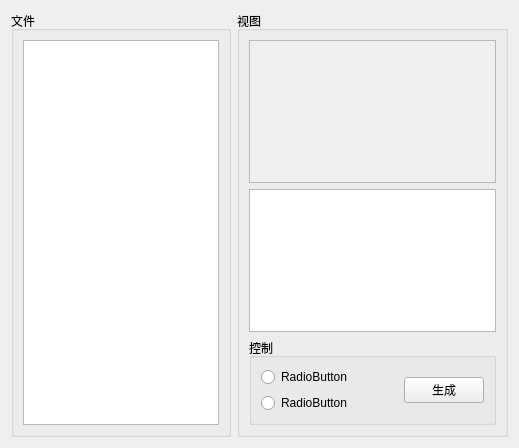
The window that Modules/ImageExInfos/simageexinfos.ui (cnscj/WorkHelper) describes before a commit, drawn with Qt 5.
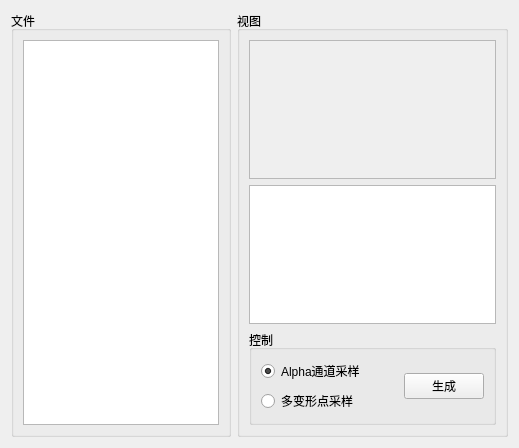
The same window after the commit. Custom widgets are drawn as their Qt base class.

```diff
--- a/Modules/ImageExInfos/simageexinfos.ui
+++ b/Modules/ImageExInfos/simageexinfos.ui
@@ -51,13 +51,6 @@
          <string>控制</string>
         </property>
         <layout class="QGridLayout" name="gridLayout_6">
-         <item row="0" column="0">
-          <widget class="QRadioButton" name="radioButton_4">
-           <property name="text">
-            <string>RadioButton</string>
-           </property>
-          </widget>
-         </item>
          <item row="0" column="2" rowspan="2">
           <widget class="QPushButton" name="produceBtn">
            <property name="text">
@@ -94,7 +87,17 @@
          <item row="1" column="0">
           <widget class="QRadioButton" name="radioButton_5">
            <property name="text">
-            <string>RadioButton</string>
+            <string>多变形点采样</string>
+           </property>
+          </widget>
+         </item>
+         <item row="0" column="0">
+          <widget class="QRadioButton" name="radioButton_4">
+           <property name="text">
+            <string>Alpha通道采样</string>
+           </property>
+           <property name="checked">
+            <bool>true</bool>
            </property>
           </widget>
          </item>
@@ -113,8 +116,8 @@
             <rect>
              <x>0</x>
              <y>0</y>
-             <width>232</width>
-             <height>137</height>
+             <width>251</width>
+             <height>135</height>
             </rect>
            </property>
            <layout class="QGridLayout" name="gridLayout_2">
```
